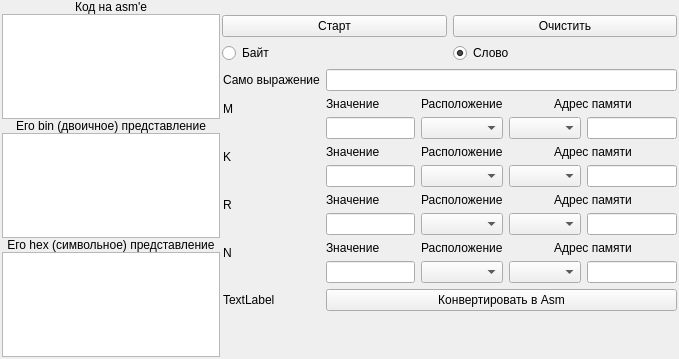
This is mainwindow.ui in shuvaev32167/AsmToChiChi as Qt 5 draws it before an edit. The edited form follows.
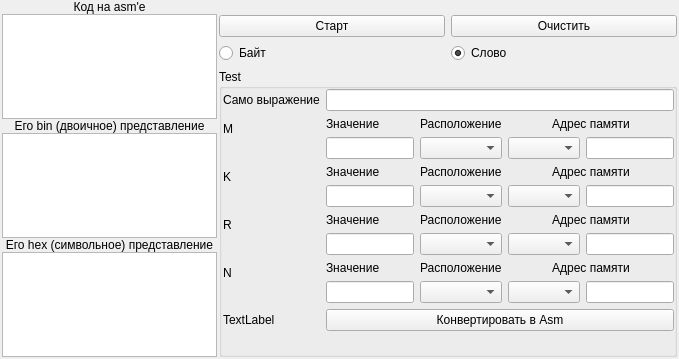
This is the edited form.

```diff
--- a/mainwindow.ui
+++ b/mainwindow.ui
@@ -84,6 +84,27 @@
        </layout>
       </item>
       <item>
+       <widget class="QGroupBox" name="groupBoxKonvertAsm">
+        <property name="title">
+         <string>Test</string>
+        </property>
+        <layout class="QGridLayout" name="gridLayout">
+         <property name="leftMargin">
+          <number>0</number>
+         </property>
+         <property name="topMargin">
+          <number>0</number>
+         </property>
+         <property name="rightMargin">
+          <number>0</number>
+         </property>
+         <property name="bottomMargin">
+          <number>0</number>
+         </property>
+         <property name="spacing">
+          <number>0</number>
+         </property>
+         <item row="0" column="0">
        <layout class="QFormLayout" name="formLayoutCondition">
         <property name="fieldGrowthPolicy">
          <enum>QFormLayout::AllNonFixedFieldsGrow</enum>
@@ -91,13 +112,6 @@
         <property name="leftMargin">
          <number>1</number>
         </property>
-        <item row="0" column="0">
-         <widget class="QLabel" name="label_4">
-          <property name="text">
-           <string>Само выражение</string>
-          </property>
-         </widget>
-        </item>
         <item row="0" column="1">
          <widget class="QLineEdit" name="lineEdit"/>
         </item>
@@ -385,7 +399,17 @@
           </property>
          </widget>
         </item>
-       </layout>
+           <item row="0" column="0">
+            <widget class="QLabel" name="label_4">
+             <property name="text">
+              <string>Само выражение</string>
+             </property>
+            </widget>
+           </item>
+          </layout>
+         </item>
+        </layout>
+       </widget>
       </item>
      </layout>
     </item>
```
Lines whose indentation alone changed are shown as unchanged.
